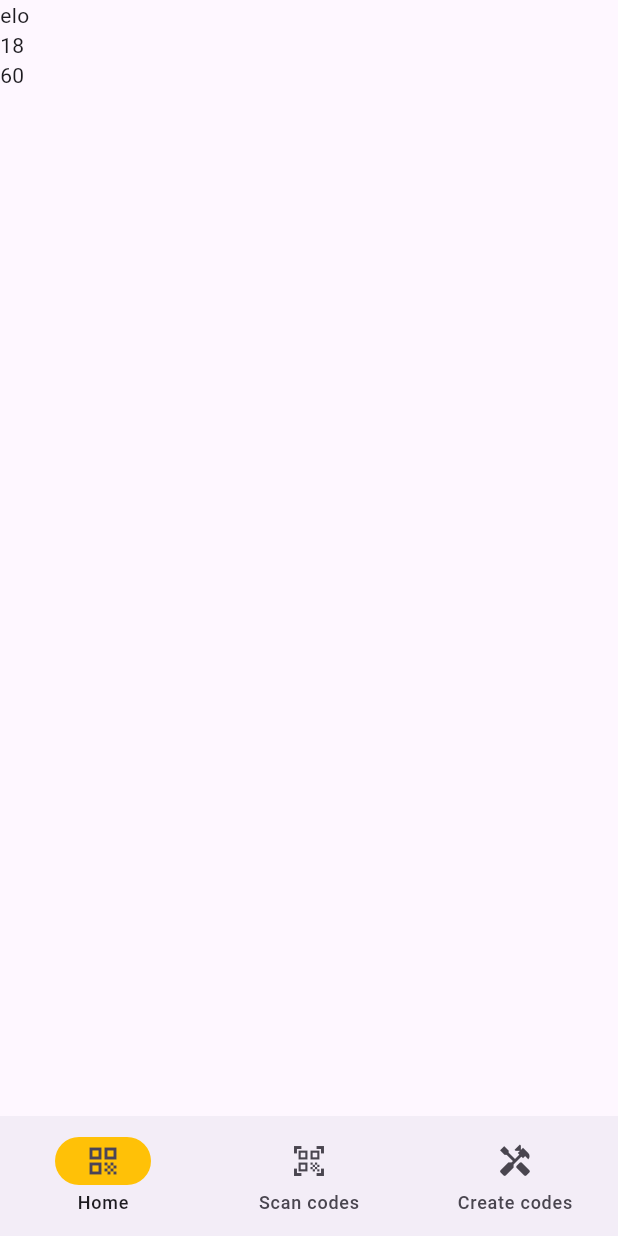
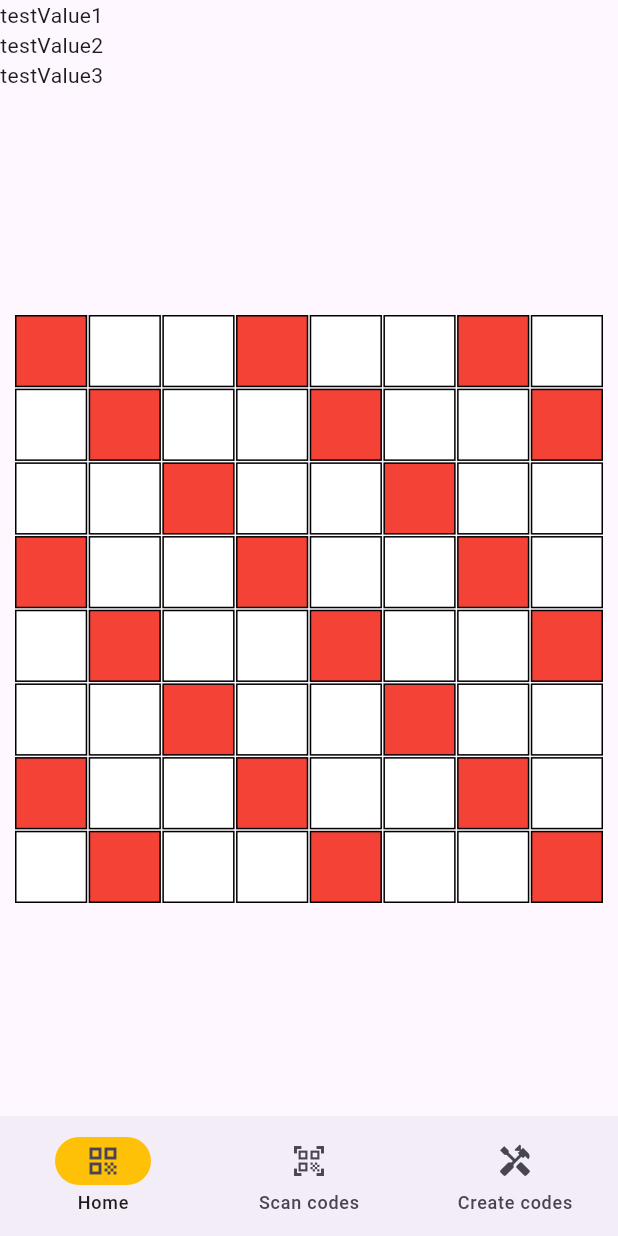
Before and after one commit to kwdrt/flutter-qr-demo, a Flutter app: the screen it shows after launch, on a phone screen of 412 x 824 dp. Run offline on Flutter 3.47's test engine with Material 3 defaults, Android fonts, the phone set to English and light mode, and no system bars; our stand-ins replace qr_flutter; missing offline and left inert: mobile_scanner.

Commit message:
add simple nonogram board

```diff
--- a/lib/main.dart
+++ b/lib/main.dart
@@ -8,7 +8,7 @@ import 'package:qr_test/QrCodeScanner.dart';
 void main() => runApp(const NavigationBarApp());
 
 class AppState extends ChangeNotifier {
-  final qrCodes = <String>["elo", "18", "60"];
+  final qrCodes = <String>["testValue1", "testValue2", "testValue3"];
 
   void addQrCode(qrCode) {
     if (!qrCodes.contains(qrCode)) {
@@ -85,13 +85,18 @@ class HomePage extends StatelessWidget {
     var appState = context.watch<AppState>();
     var qrCodes = appState.qrCodes;
 
-    return Scaffold(
-        body: SizedBox(
-      height: 200.0,
-      child: ListView(
-        children: [for (var code in qrCodes) Text(code)],
-      ),
-    ));
+    return Column(
+      children: [
+        SizedBox(
+          height: 200.0,
+          child: ListView(
+            shrinkWrap: true,
+            children: [for (var code in qrCodes) Text(code)],
+          ),
+        ),
+        NonogramBoard(),
+      ],
+    );
   }
 }
 
@@ -172,3 +177,75 @@ class QRCodeGenerator extends StatelessWidget {
     );
   }
 }
+
+class NonogramBoard extends StatelessWidget {
+  final int size = 8;
+
+  const NonogramBoard();
+
+  @override
+  Widget build(BuildContext context) {
+    return Center(
+      child: Container(
+        height: size * 60,
+        child: Center(
+          child: GridView.count(
+            crossAxisCount: size,
+            padding: EdgeInsets.all(10),
+            mainAxisSpacing: 1.0,
+            crossAxisSpacing: 1.0,
+            children: [
+              for (var i = 0; i < size * size; i++)
+                NonogramTile(color: i % 3 == 0 ? Colors.red : Colors.white)
+            ],
+          ),
+        ),
+      ),
+    );
+  }
+}
+
+class NonogramTile extends StatefulWidget {
+  final Color color;
+
+  const NonogramTile({super.key, required this.color});
+
+  @override
+  State<NonogramTile> createState() => _NonogramTileState();
+}
+
+class _NonogramTileState extends State<NonogramTile> {
+  //random init value
+  Color currentColor = Colors.green;
+
+  @override
+  void initState() {
+    super.initState();
+    currentColor = widget.color;
+  }
+
+  @override
+  Widget build(BuildContext context) {
+    return GestureDetector(
+      onTap: () {
+        setState(() {
+          print(currentColor);
+          if (currentColor == Colors.blue) {
+            currentColor = Colors.white;
+          } else {
+            currentColor = Colors.blue;
+          }
+        });
+        //should also update a global state of nonogram board);
+      },
+      child: Container(
+        child: DecoratedBox(
+          decoration: BoxDecoration(
+            color: currentColor,
+            border: Border.all(color: Colors.black),
+          ),
+        ),
+      ),
+    );
+  }
+}
```
